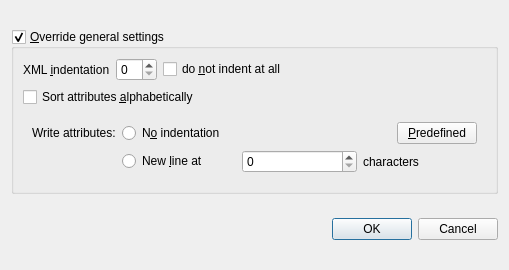
This is src/modules/xml/xmlindentationdialog.ui in lbellonda/qxmledit as Qt 5 draws it before an edit. The edited form follows.
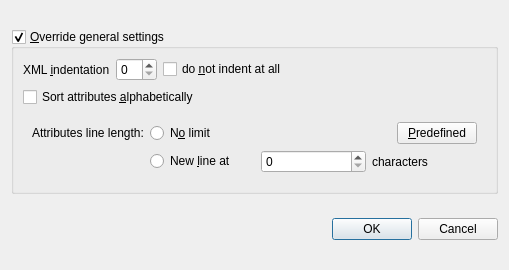
This is the edited form. Icons and pictures are not drawn.

Commit message: Default on for the analyze relations. Sort attributes.

The edit to the form file:
```diff
--- a/src/modules/xml/xmlindentationdialog.ui
+++ b/src/modules/xml/xmlindentationdialog.ui
@@ -104,7 +104,7 @@
          <item row="0" column="0">
           <widget class="QLabel" name="label_6">
            <property name="text">
-            <string>Write attributes:</string>
+            <string>Attributes line length:</string>
            </property>
           </widget>
          </item>
@@ -113,7 +113,7 @@
            <item>
             <widget class="QRadioButton" name="attrNoIndendation">
              <property name="text">
-              <string>N&amp;o indentation</string>
+              <string>N&amp;o limit</string>
              </property>
             </widget>
            </item>
```
The commit also changes 29 other files.
